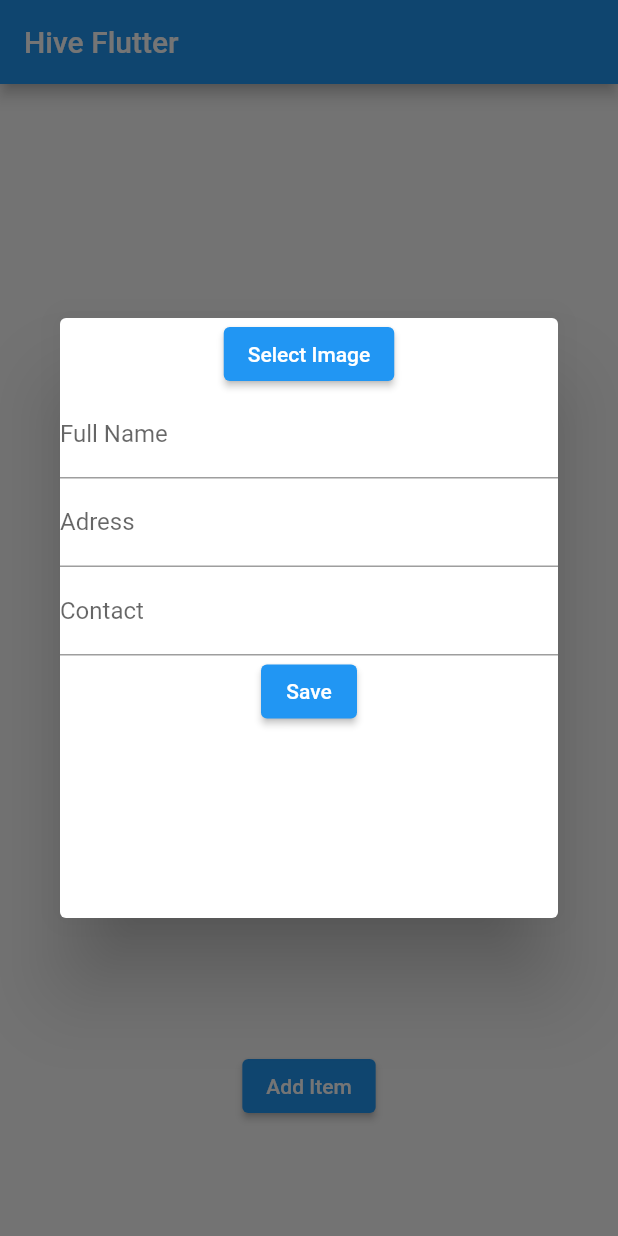
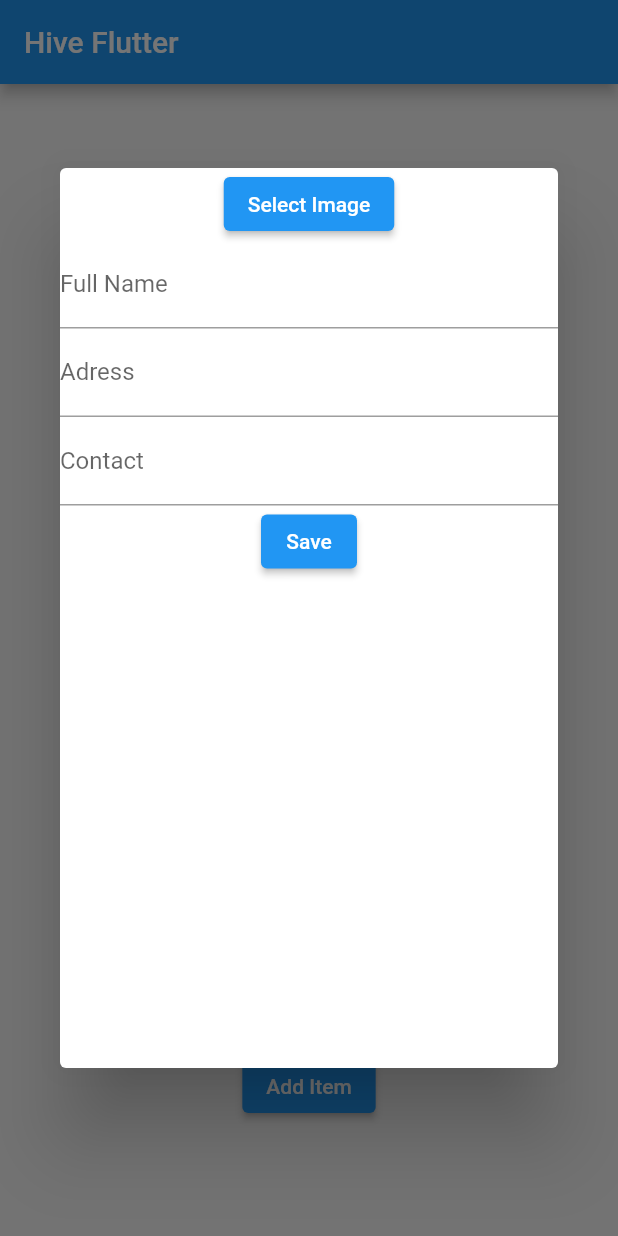
Before and after one commit to rahapal/GoogleAds-with-Hive-Flutter, a Flutter app: the screen it shows after launch, after a tap on "Add Item", on a phone screen of 412 x 824 dp. Run offline on Flutter 3.47's test engine with Material 2 defaults, Android fonts, the phone set to English and light mode, and no system bars; our stand-ins replace hive, hive_flutter, image_picker; accounts and stored records are empty.

Commit message:
fixed error and even image is uploaded

```diff
--- a/lib/elevatedbutton.dart
+++ b/lib/elevatedbutton.dart
@@ -49,22 +49,27 @@ class _ButtonState extends State<Button> {
             builder: (_) {
               return Dialog(
                 child: SizedBox(
-                  height: 400,
+                  height: 600,
                   child: Column(
                     children: [
-                      _image != null
-                          ? Image.file(
-                              _image!,
-                              width: 150,
-                              height: 150,
-                              fit: BoxFit.cover,
-                            )
-                          : ElevatedButton(
-                              onPressed: () {
-                                PickImage();
-                              },
-                              child: Text('Select Image'),
-                            ),
+                      // _image == null
+                      //     ?
+                      ElevatedButton(
+                        onPressed: () {
+                          PickImage();
+                        },
+                        child: Text('Select Image'),
+                      ),
+                      // : Container(
+                      //     height: 250,
+                      //     width: 250,
+                      //     child: Image.file(
+                      //       _image!,
+                      //       width: 200,
+                      //       height: 200,
+                      //       fit: BoxFit.cover,
+                      //     ),
+                      //   ),
                       TextField(
                         controller: _name,
                         decoration: const InputDecoration(
```
Also changed, not shown: lib/viewpage.dart (+14 -1 lines), 1 other file.
